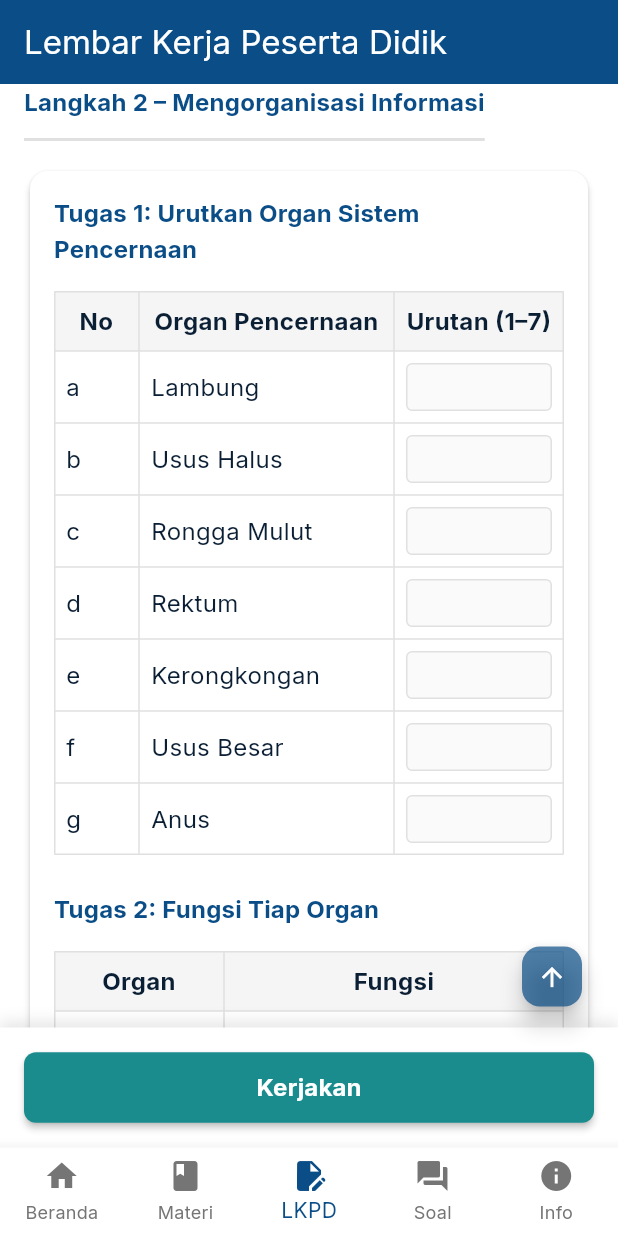
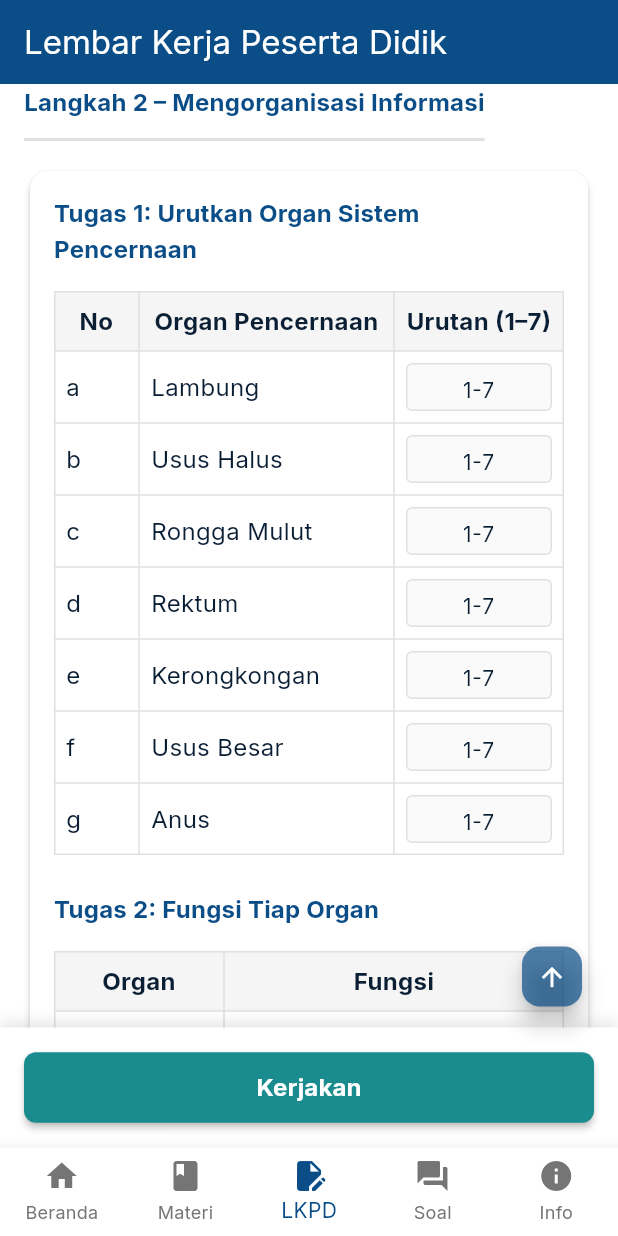
Before and after one commit to Baguspanji/educational-flutter, a Flutter app: the screen it shows after launch, item 3 of the bottom bar chosen, scrolled down 2880 dp, on a phone screen of 412 x 824 dp. Run offline on Flutter 3.47's test engine with Material 3 defaults, Android fonts, the phone set to English and light mode, and no system bars; our stand-ins replace cached_network_image, chewie, google_fonts, video_player, youtube_player_flutter; missing offline and left inert: flutter_inappwebview; network calls fail.

Commit message:
feat: add organ ordering text controllers and input handling in LkpdScreen

```diff
--- a/lib/screens/lkpd_screen.dart
+++ b/lib/screens/lkpd_screen.dart
@@ -1,4 +1,5 @@
 import 'package:flutter/material.dart';
+import 'package:flutter/services.dart';
 import 'package:gastrofun/utils/utils.dart';
 import '../models/content_models.dart';
 import '../widgets/custom_button.dart';
@@ -32,6 +33,22 @@ class _LkpdScreenState extends State<LkpdScreen> {
   final TextEditingController _question8Controller = TextEditingController();
   final TextEditingController _question9Controller = TextEditingController();
   final TextEditingController _question10Controller = TextEditingController();
+
+  // Text controllers for organ ordering
+  final TextEditingController _organOrderLambungController =
+      TextEditingController();
+  final TextEditingController _organOrderUsusHalusController =
+      TextEditingController();
+  final TextEditingController _organOrderRonggaMulutController =
+      TextEditingController();
+  final TextEditingController _organOrderRektumController =
+      TextEditingController();
+  final TextEditingController _organOrderKerongkonganController =
+      TextEditingController();
+  final TextEditingController _organOrderUsusBesarController =
+      TextEditingController();
+  final TextEditingController _organOrderAnusController =
+      TextEditingController();
   @override
   void initState() {
     super.initState();
@@ -67,6 +84,15 @@ class _LkpdScreenState extends State<LkpdScreen> {
     _question8Controller.dispose();
     _question9Controller.dispose();
     _question10Controller.dispose();
+
+    // Dispose organ ordering controllers
+    _organOrderLambungController.dispose();
+    _organOrderUsusHalusController.dispose();
+    _organOrderRonggaMulutController.dispose();
+    _organOrderRektumController.dispose();
+    _organOrderKerongkonganController.dispose();
+    _organOrderUsusBesarController.dispose();
+    _organOrderAnusController.dispose();
 
     super.dispose();
   }
@@ -419,21 +445,75 @@ class _LkpdScreenState extends State<LkpdScreen> {
     );
   }
 
+  // Helper method to build a number input for organ ordering
+  Widget _buildNumberInput(
+    TextEditingController controller, {
+    int maxLength = 1,
+  }) {
+    return Container(
+      height: 32,
+      decoration: BoxDecoration(
+        color: Colors.grey.shade50,
+        borderRadius: BorderRadius.circular(4),
+        border: Border.all(color: Colors.grey.shade300),
+      ),
+      child: TextField(
+        controller: controller,
+        textAlign: TextAlign.center,
+        keyboardType: TextInputType.number,
+        maxLength: maxLength,
+        style: const TextStyle(fontSize: 14),
+        decoration: const InputDecoration(
+          counterText: '',
+          border: InputBorder.none,
+          contentPadding: EdgeInsets.symmetric(horizontal: 4, vertical: 8),
+          hintText: '1-7',
+        ),
+        inputFormatters: [
+          FilteringTextInputFormatter.digitsOnly,
+          FilteringTextInputFormatter.allow(RegExp(r'^[1-7]$')),
+        ],
+      ),
+    );
+  }
+
   TableRow _buildOrganRow(String number, String organName) {
+    // Select the appropriate controller based on organName
+    TextEditingController controller;
+    switch (organName) {
+      case 'Lambung':
+        controller = _organOrderLambungController;
+        break;
+      case 'Usus Halus':
+        controller = _organOrderUsusHalusController;
+        break;
+      case 'Rongga Mulut':
+        controller = _organOrderRonggaMulutController;
+        break;
+      case 'Rektum':
+        controller = _organOrderRektumController;
+        break;
+      case 'Kerongkongan':
+        controller = _organOrderKerongkonganController;
+        break;
+      case 'Usus Besar':
+        controller = _organOrderUsusBesarController;
+        break;
+      case 'Anus':
+        controller = _organOrderAnusController;
+        break;
+      default:
+        controller = TextEditingController();
+        break;
+    }
+
     return TableRow(
       children: [
         _buildTableCell(number),
         _buildTableCell(organName),
         Padding(
           padding: const EdgeInsets.all(8.0),
-          child: Container(
-            height: 32,
-            decoration: BoxDecoration(
-              color: Colors.grey.shade50,
-              borderRadius: BorderRadius.circular(4),
-              border: Border.all(color: Colors.grey.shade300),
-            ),
-          ),
+          child: _buildNumberInput(controller),
         ),
       ],
     );
```
